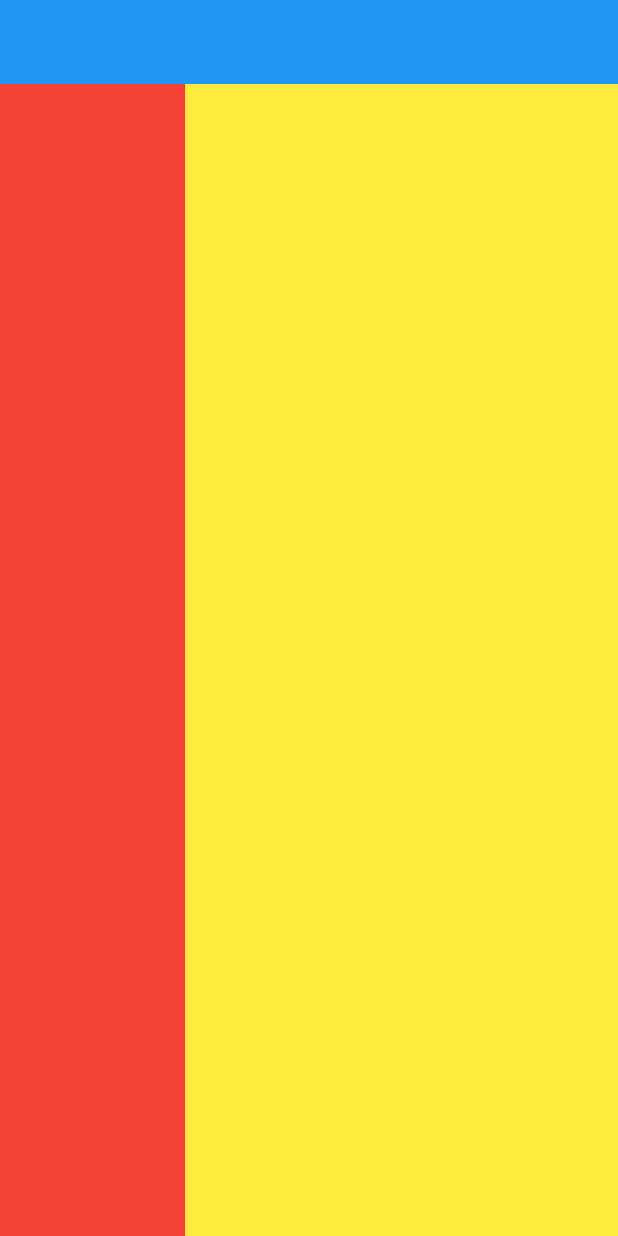
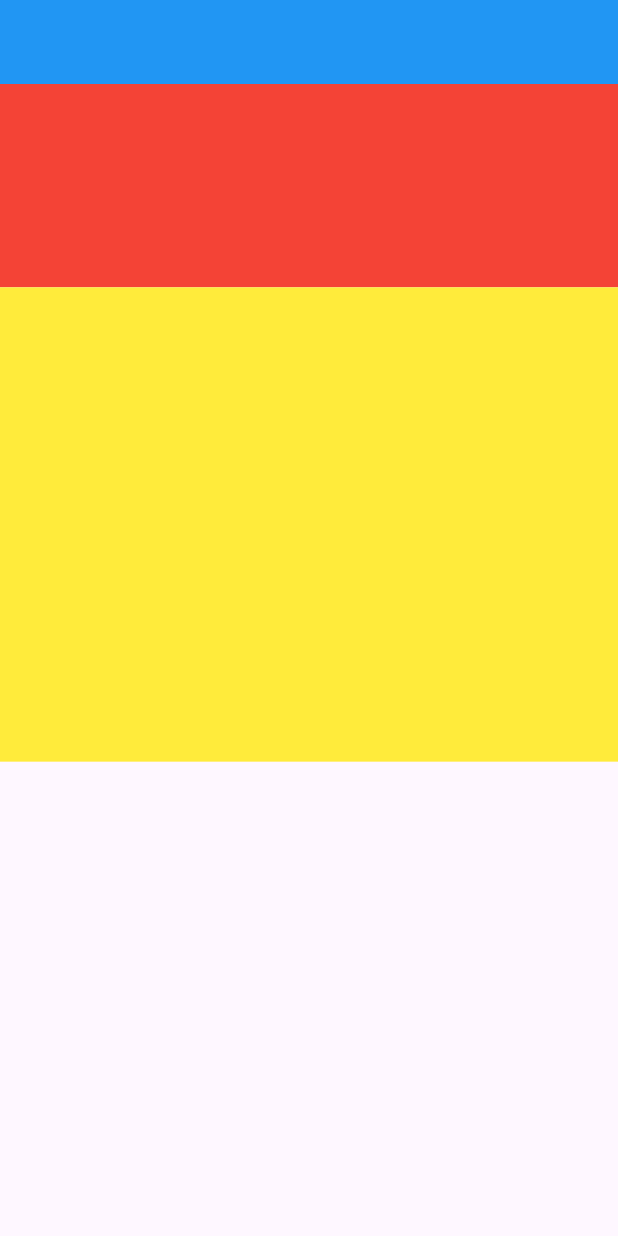
Before and after one commit to doriver/longTimeAgo, a Flutter app: the screen it shows after launch, on a phone screen of 412 x 824 dp. Run offline on Flutter 3.47's test engine with Material 3 defaults, Android fonts, the phone set to English and light mode, and no system bars.

Commit message:
no message

```diff
--- a/lib/main.dart
+++ b/lib/main.dart
@@ -12,10 +12,11 @@
     return MaterialApp(
       home: Scaffold(
         appBar: AppBar( backgroundColor:Colors.blue ),
-        body: Row(
+        body: Column(
           children: [
             Flexible(child: Container(color: Colors.red), flex: 3),
-            Flexible(child: Container(color: Colors.yellow), flex: 7)
+            Flexible(child: Container(color: Colors.yellow), flex: 7),
+            Flexible(child: Container(), flex: 7)
           ],
         )
       )
```
